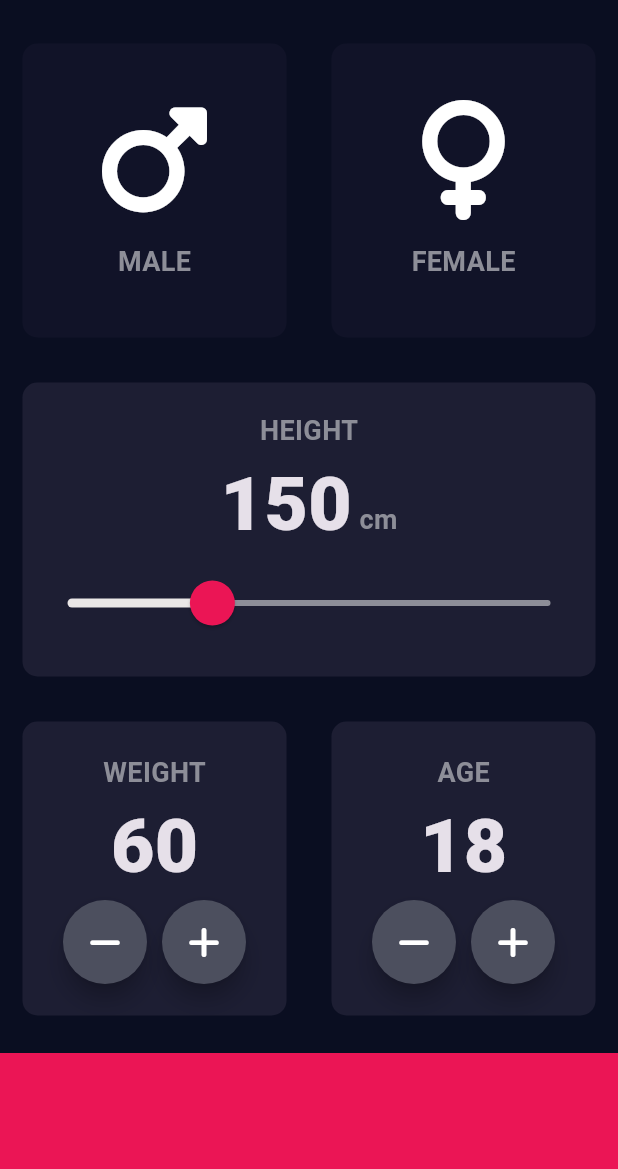
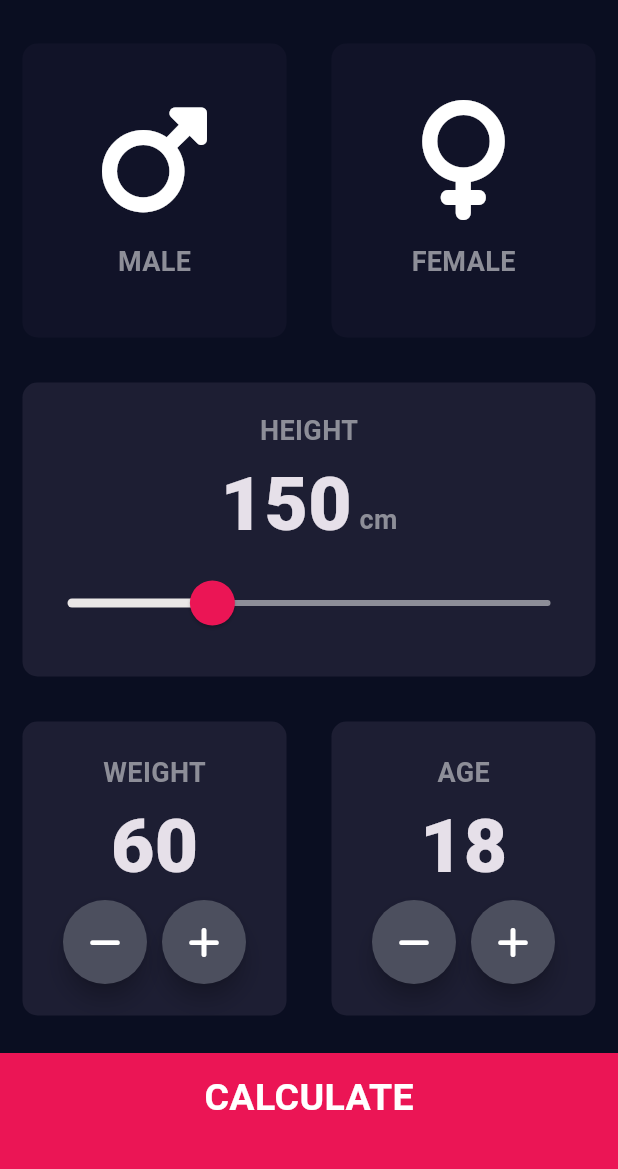
Before and after one commit to Tulipreactjsmain/bmi-calculator-flutter, a Flutter app: the screen it shows after launch, on a phone screen of 412 x 824 dp, the part 63-1232 px from its top. Run offline on Flutter 3.47's test engine with Material 3 defaults, Android fonts, the phone set to English and light mode, and no system bars; our stand-ins replace font_awesome_flutter.

Commit message:
complete UI and organise code

```diff
--- /dev/null
+++ b/lib/components/bottom_button.dart
@@ -0,0 +1,27 @@
+import 'package:flutter/material.dart';
+import '../utils/constants.dart';
+class BottomButton extends StatelessWidget {
+  const BottomButton({required this.onTap, required this.buttonTitle});
+
+  final void Function()? onTap;
+  final String buttonTitle;
+  @override
+  Widget build(BuildContext context) {
+    return GestureDetector(
+      onTap: onTap,
+      child: Container(
+        child: Center(
+          child: Text(
+            buttonTitle,
+            style: kLargeButtonTextStyle,
+          ),
+        ),
+        color: kBottomContainerColor,
+        margin: EdgeInsets.only(top: 10.0),
+        padding: EdgeInsets.only(bottom: 20.0),
+        width: double.infinity,
+        height: kBottomContainerHeight,
+      ),
+    );
+  }
+}
--- /dev/null
+++ b/lib/components/customButton.dart
@@ -0,0 +1,21 @@
+import 'package:flutter/material.dart';
+
+class RoundIconButton extends StatelessWidget {
+  RoundIconButton({required this.onPressed, this.buttonIcon});
+
+  final Function() onPressed;
+  final Widget? buttonIcon;
+
+  @override
+  Widget build(BuildContext context) {
+    return RawMaterialButton(
+      elevation: 6.0,
+      disabledElevation: 6.0,
+      constraints: BoxConstraints.tightFor(width: 56.0, height: 56.0),
+      shape: CircleBorder(),
+      fillColor: Color(0xff4c4f5e),
+      onPressed: onPressed,
+      child: buttonIcon,
+    );
+  }
+}
--- a/lib/icon_content.dart
+++ b/lib/components/icon_content.dart
@@ -1,5 +1,5 @@
 import 'package:flutter/material.dart';
-import 'constants.dart';
+import '../utils/constants.dart';
 class IconContent extends StatelessWidget {
   IconContent({required this.text, required this.icon});
 
--- a/lib/constants.dart
+++ /dev/null
@@ -1,14 +0,0 @@
-import 'package:flutter/material.dart';
-
-const kBottomContainerHeight = 80.0;
-const kActiveCardColor = Color(0XFF1D1E33);
-const kInActiveCardColor = Color(0XFF111328);
-const kBottomContainerColor = Color(0xffeb1555);
-
-const kLabelTextStyle = TextStyle(
-    fontSize: 18.0, color: Color(0xff8d8e98), fontWeight: FontWeight.bold);
-
-const kNumberTextStyle = TextStyle(
-  fontSize: 50.0,
-  fontWeight: FontWeight.w900,
-);
--- a/lib/main.dart
+++ b/lib/main.dart
@@ -1,5 +1,6 @@
 import 'package:flutter/material.dart';
-import 'input_page.dart';
+import 'screens/input_page.dart';
+import 'screens/results_page.dart';
 
 void main() => runApp(BMICalculator());
 
@@ -12,10 +13,14 @@ class BMICalculator extends StatelessWidget {
             backgroundColor: Color(0Xff0a0e21),
           ),
           primaryColor: const Color(0Xff0a0e21),
-          // textTheme: Typography.whiteCupertino,
           scaffoldBackgroundColor: Color(0Xff0a0e21)),
       debugShowCheckedModeBanner: false,
-      home: InputPage(),
+      // home: InputPage(),
+      initialRoute: '/',
+      routes: {
+        '/': (context) => InputPage(),
+        'result': (context) => ResultsPage()
+      },
     );
   }
 }
--- a/lib/input_page.dart
+++ b/lib/screens/input_page.dart
@@ -1,8 +1,10 @@
 import 'package:flutter/material.dart';
-import 'reusable_card.dart';
-import 'icon_content.dart';
+import '../components/bottom_button.dart';
+import '../components/reusable_card.dart';
+import '../components/icon_content.dart';
 import 'package:font_awesome_flutter/font_awesome_flutter.dart';
-import 'constants.dart';
+import '../utils/constants.dart';
+import '../components/customButton.dart';
 
 enum Gender {
   male,
@@ -210,33 +212,13 @@ class _InputPageState extends State<InputPage> {
                 )
               ],
             )),
-            Container(
-              color: kBottomContainerColor,
-              margin: EdgeInsets.only(top: 10.0),
-              width: double.infinity,
-              height: kBottomContainerHeight,
+            BottomButton(
+              buttonTitle: 'CALCULATE',
+              onTap: () => {
+                Navigator.pushNamed(context, 'result'),
+              },
             )
           ],
         ));
   }
 }
-
-class RoundIconButton extends StatelessWidget {
-  RoundIconButton({required this.onPressed, this.buttonIcon});
-
-  final Function() onPressed;
-  final Widget? buttonIcon;
-
-  @override
-  Widget build(BuildContext context) {
-    return RawMaterialButton(
-      elevation: 6.0,
-      disabledElevation: 6.0,
-      constraints: BoxConstraints.tightFor(width: 56.0, height: 56.0),
-      shape: CircleBorder(),
-      fillColor: Color(0xff4c4f5e),
-      onPressed: onPressed,
-      child: buttonIcon,
-    );
-  }
-}
--- /dev/null
+++ b/lib/utils/constants.dart
@@ -0,0 +1,28 @@
+import 'package:flutter/material.dart';
+
+const kBottomContainerHeight = 80.0;
+const kActiveCardColor = Color(0XFF1D1E33);
+const kInActiveCardColor = Color(0XFF111328);
+const kBottomContainerColor = Color(0xffeb1555);
+
+const kLabelTextStyle = TextStyle(
+    fontSize: 18.0, color: Color(0xff8d8e98), fontWeight: FontWeight.bold);
+
+const kNumberTextStyle = TextStyle(
+  fontSize: 50.0,
+  fontWeight: FontWeight.w900,
+);
+
+const kLargeButtonTextStyle =
+    TextStyle(fontSize: 25.0, color: Colors.white, fontWeight: FontWeight.bold);
+
+const kTitleTextStyle = TextStyle(fontSize: 50.0, fontWeight: FontWeight.bold);
+
+const kResultTextStyle = TextStyle(
+    color: Color(0xff24d876), fontSize: 22.0, fontWeight: FontWeight.bold);
+
+const kBMITextStyle = TextStyle(fontSize: 100.0, fontWeight: FontWeight.bold);
+
+const kbodyTextStyle = TextStyle(
+  fontSize: 22.0,
+);
```
Also changed, not shown: lib/screens/results_page.dart (added, +61 -0 lines), lib/components/reusable_card.dart (renamed from lib/reusable_card.dart).
